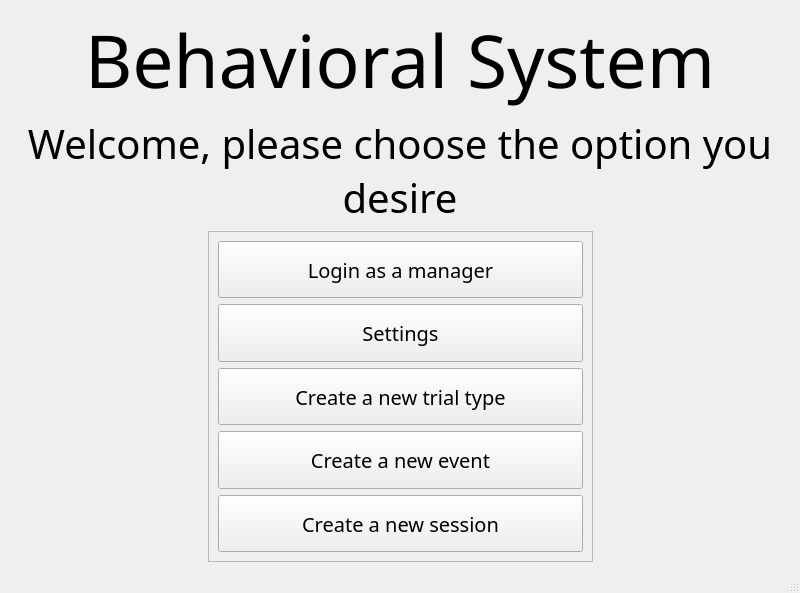
Above: UI/system_main.ui from KehatSudri/Behavior_System2.0 before the change. Below: the same form after it.
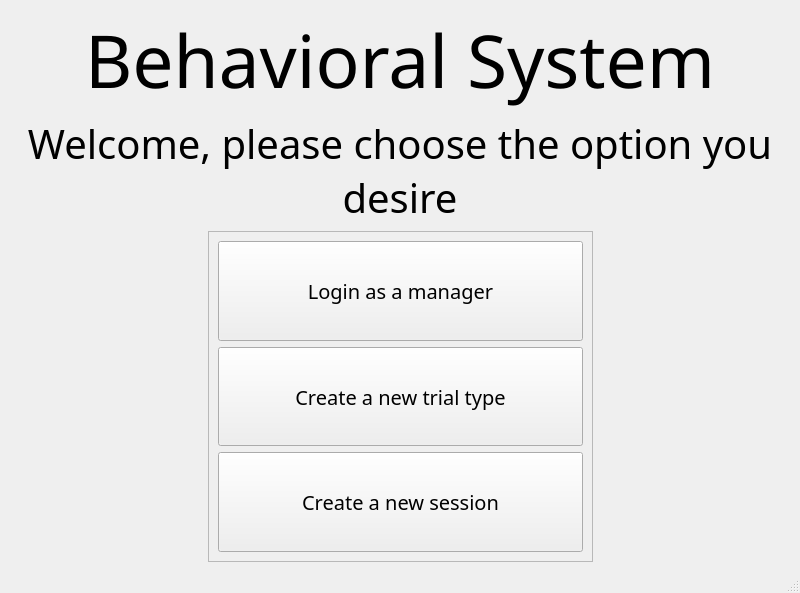
That is the form after the change.

```diff
--- a/UI/system_main.ui
+++ b/UI/system_main.ui
@@ -56,24 +56,6 @@
             </property>
            </widget>
           </item>
-          <item>
-           <widget class="QPushButton" name="settings_pushButton">
-            <property name="sizePolicy">
-             <sizepolicy hsizetype="Expanding" vsizetype="Expanding">
-              <horstretch>0</horstretch>
-              <verstretch>0</verstretch>
-             </sizepolicy>
-            </property>
-            <property name="font">
-             <font>
-              <family>David</family>
-             </font>
-            </property>
-            <property name="text">
-             <string>Settings</string>
-            </property>
-           </widget>
-          </item>
           <item>
            <widget class="QPushButton" name="create_trial_type_pushButton">
             <property name="sizePolicy">
@@ -92,24 +74,6 @@
             </property>
            </widget>
           </item>
-          <item>
-           <widget class="QPushButton" name="create_event_pushButton">
-            <property name="sizePolicy">
-             <sizepolicy hsizetype="Expanding" vsizetype="Expanding">
-              <horstretch>0</horstretch>
-              <verstretch>0</verstretch>
-             </sizepolicy>
-            </property>
-            <property name="font">
-             <font>
-              <family>David</family>
-             </font>
-            </property>
-            <property name="text">
-             <string>Create a new event</string>
-            </property>
-           </widget>
-          </item>
           <item>
            <widget class="QPushButton" name="create_session_btn">
             <property name="sizePolicy">
```
